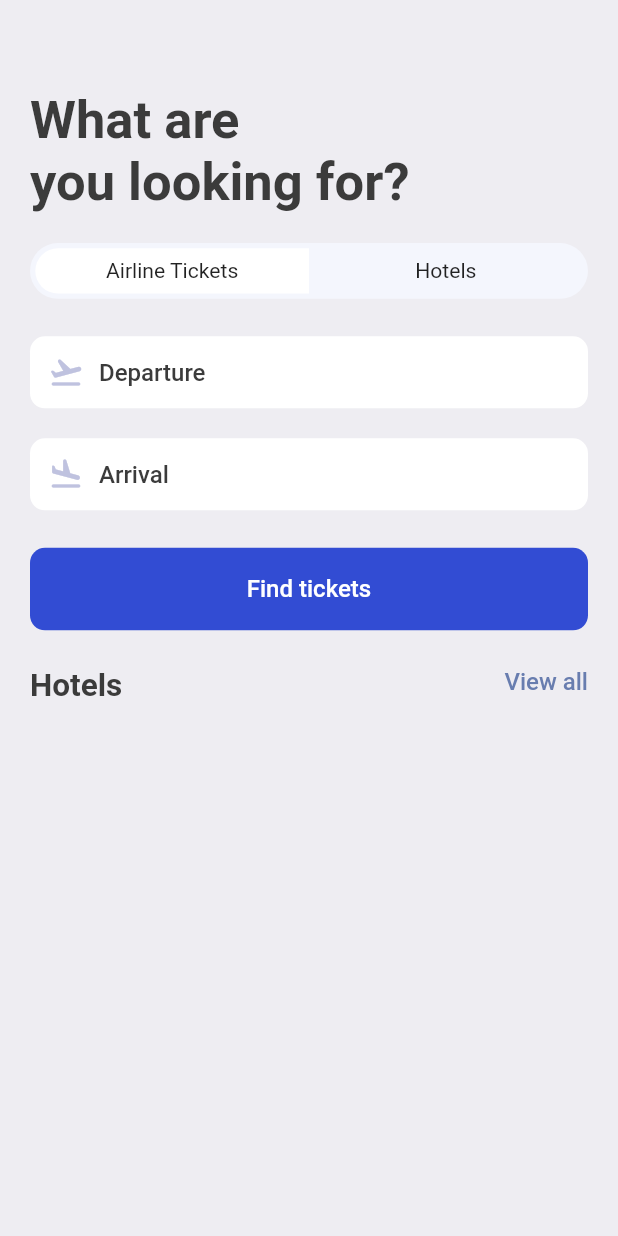
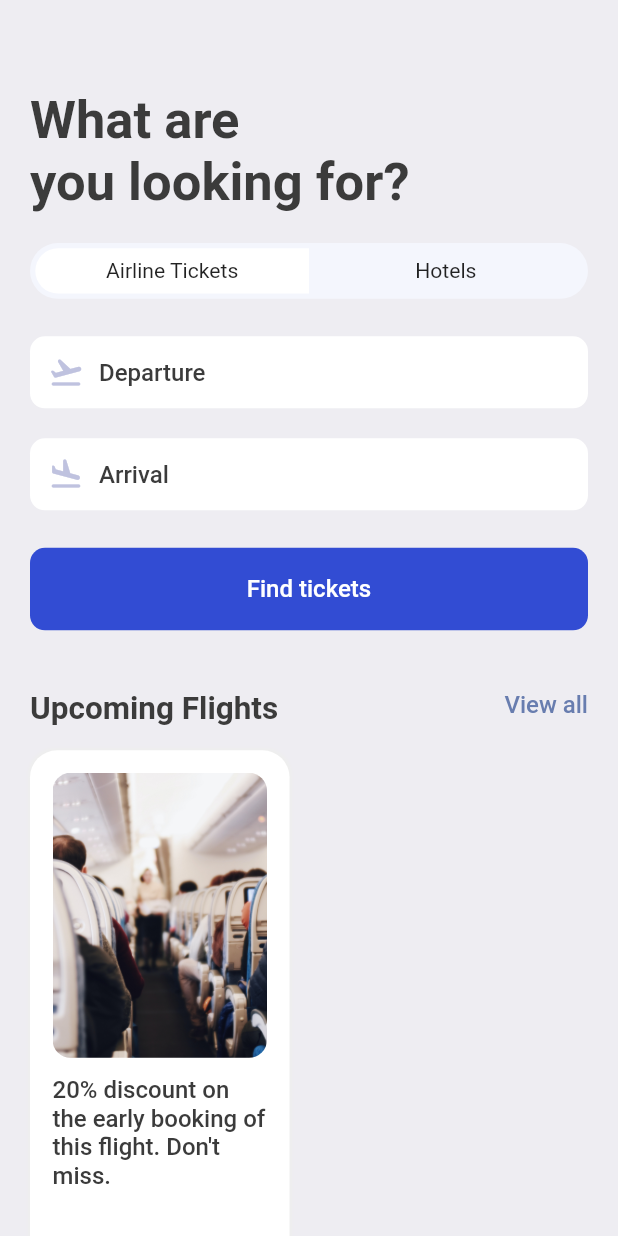
Before and after one commit to fhgaha/BookTicketsApp, a Flutter app: the SearchScreen screen opened directly, on a phone screen of 412 x 824 dp. Run offline on Flutter 3.47's test engine with Material 2 defaults, Android fonts, the phone set to English and light mode, and no system bars; our stand-ins replace fluentui_icons, gap, get.

Commit message:
upcoming flights first card

```diff
--- a/lib/screens/search_screen.dart
+++ b/lib/screens/search_screen.dart
@@ -2,10 +2,7 @@ import 'package:booktickets/utils/app_layout.dart';
 import 'package:booktickets/utils/app_styles.dart';
 import 'package:booktickets/widgets/double_text_widget.dart';
 import 'package:booktickets/widgets/icon_text_widget.dart';
-import 'package:fluentui_icons/fluentui_icons.dart';
 import 'package:flutter/material.dart';
-import 'package:flutter/src/widgets/container.dart';
-import 'package:flutter/src/widgets/framework.dart';
 import 'package:gap/gap.dart';
 
 class SearchScreen extends StatelessWidget {
@@ -88,10 +85,57 @@ class SearchScreen extends StatelessWidget {
               ),
             ),
           ),
-
-          Gap(AppLayout.getHeight(25)),
-          const AppDoubleTextWidget(bigText: "Hotels", smallText: "View all"),
-          Gap(AppLayout.getHeight(25)),
+          Gap(AppLayout.getHeight(40)),
+          const AppDoubleTextWidget(
+              bigText: "Upcoming Flights", smallText: "View all"),
+          Gap(AppLayout.getHeight(15)),
+          Row(
+            children: [
+              //card 1
+              Container(
+                height: AppLayout.getHeight(400),
+                width: size.width * 0.42,
+                padding: EdgeInsets.symmetric(
+                  horizontal: AppLayout.getWidth(15),
+                  vertical: AppLayout.getHeight(15),
+                ),
+                decoration: BoxDecoration(
+                  borderRadius: BorderRadius.circular(AppLayout.getHeight(18)),
+                  color: Colors.white,
+                  boxShadow: [
+                    BoxShadow(
+                      color: Colors.grey.shade200,
+                      blurRadius: 1,
+                      // offset: Offset(10, 15),
+                      spreadRadius: 1,
+                    ),
+                  ],
+                ),
+                child: Column(
+                  children: [
+                    //img
+                    Container(
+                      height: AppLayout.getHeight(190),
+                      // width: size.width * 0.3,
+                      decoration: BoxDecoration(
+                        borderRadius:
+                            BorderRadius.circular(AppLayout.getHeight(12)),
+                        image: const DecorationImage(
+                          fit: BoxFit.cover,
+                          image: AssetImage("assets/images/sit.jpg"),
+                        ),
+                      ),
+                    ),
+                    Gap(AppLayout.getHeight(12)),
+                    Text(
+                      "20% discount on the early booking of this flight. Don't miss.",
+                      style: Styles.textStyle,
+                    ),
+                  ],
+                ),
+              ),
+            ],
+          ),
         ],
       ),
     );
--- a/lib/utils/my_custom_scroll_behaviour.dart
+++ b/lib/utils/my_custom_scroll_behaviour.dart
@@ -7,6 +7,7 @@ class MyCustomScrollBehavior extends MaterialScrollBehavior {
   Set<PointerDeviceKind> get dragDevices => {
         PointerDeviceKind.touch,
         PointerDeviceKind.mouse,
+        PointerDeviceKind.trackpad
         // etc.
       };
 }
```
